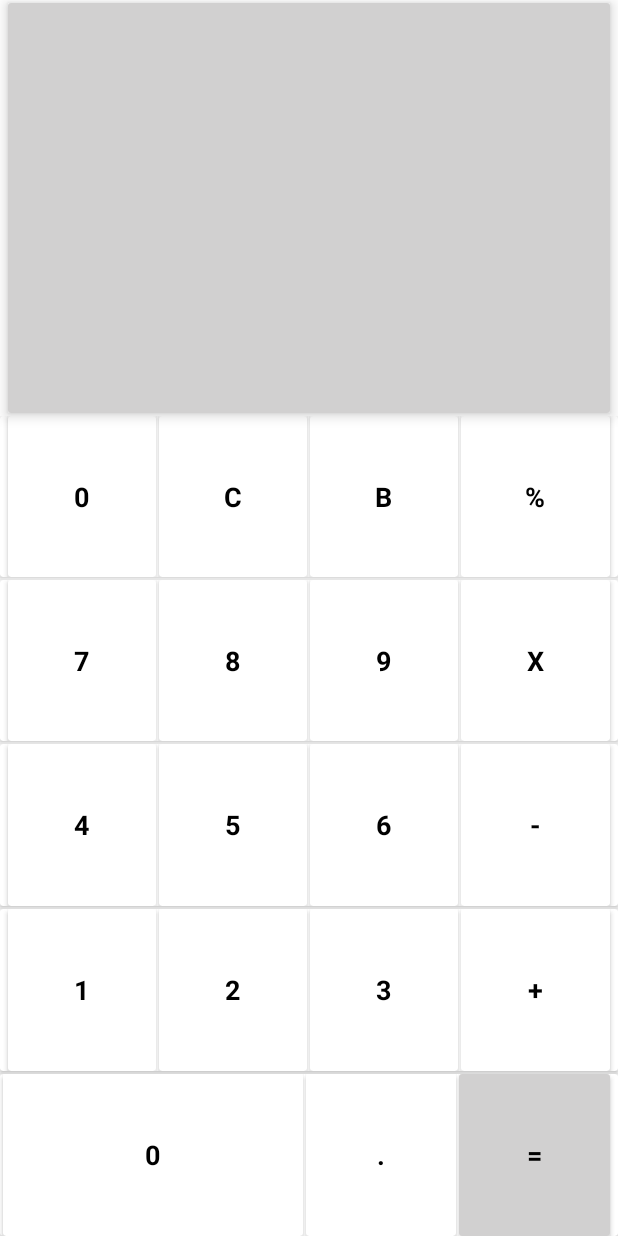
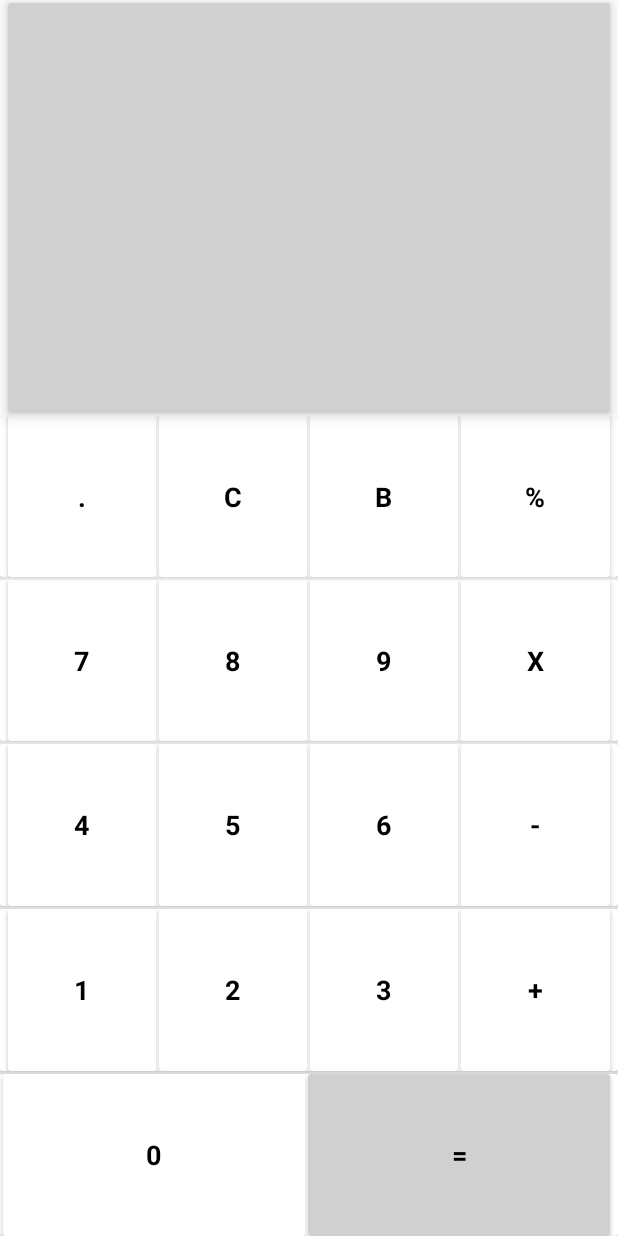
Before and after one commit to SubrotaDebnath/MVVM_Android_Java, an Android app: the screen it shows after launch (MainActivity), on a phone screen of 412 x 824 dp. Run offline under Robolectric (Android 15) with nearby library versions, the phone set to English and light mode, and no system bars.

Commit message:
check character shown

```diff
--- a/app/build.gradle
+++ b/app/build.gradle
@@ -36,4 +36,7 @@ dependencies {
     testImplementation 'junit:junit:4.+'
     androidTestImplementation 'androidx.test.ext:junit:1.1.2'
     androidTestImplementation 'androidx.test.espresso:espresso-core:3.3.0'
+    def lifecycle_version = "2.2.0"
+    // ViewModel
+    implementation "androidx.lifecycle:lifecycle-viewmodel:$lifecycle_version"
 }
--- a/app/src/main/res/layout/activity_main.xml
+++ b/app/src/main/res/layout/activity_main.xml
@@ -28,14 +28,14 @@
                 android:id="@+id/inputText"
                 android:layout_width="match_parent"
                 android:layout_height="0dp"
+                android:layout_gravity="center_vertical"
                 android:layout_weight="1"
-                android:layout_gravity="center_vertical"
+                android:background="@color/gray"
                 android:gravity="center_vertical"
-                android:background="@color/gray"
-                android:maxLines="1"
+                android:maxLines="4"
                 android:padding="5dp"
                 android:textColor="@color/black"
-                android:textSize="14dp"
+                android:textSize="16dp"
                 android:textStyle="normal"
                 tools:text="Calculetor" />
 
@@ -72,20 +72,21 @@
                 android:layout_height="match_parent"
                 android:orientation="horizontal">
                 <androidx.cardview.widget.CardView
-                    android:id="@+id/isNull"
+                    android:id="@+id/dot"
                     android:layout_width="0dp"
                     android:layout_height="match_parent"
                     android:layout_weight="1"
                     android:elevation="5dp"
-                    android:layout_marginStart="5dp">
+                    android:layout_marginStart="5dp"
+                    android:onClick="onKeyPress">
 
                     <TextView
-                        android:layout_width="wrap_content"
-                        android:layout_height="wrap_content"
+                        android:layout_width="match_parent"
+                        android:layout_height="match_parent"
                         android:layout_gravity="center"
                         android:gravity="center"
                         android:padding="8dp"
-                        android:text="\0"
+                        android:text="."
                         android:textColor="@color/black"
                         android:textSize="18dp"
                         android:textStyle="bold" />
@@ -96,11 +97,12 @@
                     android:layout_weight="1"
                     android:layout_height="match_parent"
                     android:elevation="5dp"
-                    android:layout_marginStart="2dp">
+                    android:layout_marginStart="2dp"
+                    android:onClick="onKeyPress">
 
                     <TextView
-                        android:layout_width="wrap_content"
-                        android:layout_height="wrap_content"
+                        android:layout_width="match_parent"
+                        android:layout_height="match_parent"
                         android:layout_gravity="center"
                         android:gravity="center"
                         android:padding="8dp"
@@ -115,7 +117,8 @@
                     android:layout_weight="1"
                     android:layout_height="match_parent"
                     android:elevation="5dp"
-                    android:layout_marginStart="2dp">
+                    android:layout_marginStart="2dp"
+                    android:onClick="onKeyPress">
 
                     <TextView
                         android:layout_width="wrap_content"
@@ -135,7 +138,8 @@
                     android:layout_height="match_parent"
                     android:elevation="5dp"
                     android:layout_marginStart="2dp"
-                    android:layout_marginEnd="5dp">
+                    android:layout_marginEnd="5dp"
+                    android:onClick="onKeyPress">
 
                     <TextView
                         android:layout_width="wrap_content"
@@ -166,7 +170,8 @@
                     android:layout_height="match_parent"
                     android:layout_weight="1"
                     android:elevation="5dp"
-                    android:layout_marginStart="5dp">
+                    android:layout_marginStart="5dp"
+                    android:onClick="onKeyPress">
 
                     <TextView
                         android:layout_width="wrap_content"
@@ -185,7 +190,8 @@
                     android:layout_weight="1"
                     android:layout_height="match_parent"
                     android:elevation="5dp"
-                    android:layout_marginStart="2dp">
+                    android:layout_marginStart="2dp"
+                    android:onClick="onKeyPress">
 
                     <TextView
                         android:layout_width="wrap_content"
@@ -204,7 +210,8 @@
                     android:layout_weight="1"
                     android:layout_height="match_parent"
                     android:elevation="5dp"
-                    android:layout_marginStart="2dp">
+                    android:layout_marginStart="2dp"
+                    android:onClick="onKeyPress">
 
                     <TextView
                         android:layout_width="wrap_content"
@@ -224,11 +231,12 @@
                     android:layout_height="match_parent"
                     android:elevation="5dp"
                     android:layout_marginStart="2dp"
-                    android:layout_marginEnd="5dp">
+                    android:layout_marginEnd="5dp"
+                    android:onClick="onKeyPress">
 
                     <TextView
-                        android:layout_width="wrap_content"
-                        android:layout_height="wrap_content"
+                        android:layout_width="match_parent"
+                        android:layout_height="match_parent"
                         android:layout_gravity="center"
                         android:gravity="center"
                         android:padding="8dp"
@@ -255,7 +263,8 @@
                     android:layout_height="match_parent"
                     android:layout_weight="1"
                     android:elevation="5dp"
-                    android:layout_marginStart="5dp">
+                    android:layout_marginStart="5dp"
+                    android:onClick="onKeyPress">
 
                     <TextView
                         android:layout_width="wrap_content"
@@ -274,7 +283,8 @@
                     android:layout_weight="1"
                     android:layout_height="match_parent"
                     android:elevation="5dp"
-                    android:layout_marginStart="2dp">
+                    android:layout_marginStart="2dp"
+                    android:onClick="onKeyPress">
 
                     <TextView
                         android:layout_width="wrap_content"
@@ -293,7 +303,8 @@
                     android:layout_weight="1"
                     android:layout_height="match_parent"
                     android:elevation="5dp"
-                    android:layout_marginStart="2dp">
+                    android:layout_marginStart="2dp"
+                    android:onClick="onKeyPress">
 
                     <TextView
                         android:layout_width="wrap_content"
@@ -313,7 +324,8 @@
                     android:layout_height="match_parent"
                     android:elevation="5dp"
                     android:layout_marginStart="2dp"
-                    android:layout_marginEnd="5dp">
+                    android:layout_marginEnd="5dp"
+                    android:onClick="onKeyPress">
 
                     <TextView
                         android:layout_width="wrap_content"
@@ -344,7 +356,8 @@
                     android:layout_height="match_parent"
                     android:layout_weight="1"
                     android:elevation="5dp"
-                    android:layout_marginStart="5dp">
+                    android:layout_marginStart="5dp"
+                    android:onClick="onKeyPress">
 
                     <TextView
                         android:layout_width="wrap_content"
@@ -363,7 +376,8 @@
                     android:layout_weight="1"
                     android:layout_height="match_parent"
                     android:elevation="5dp"
-                    android:layout_marginStart="2dp">
+                    android:layout_marginStart="2dp"
+                    android:onClick="onKeyPress">
 
                     <TextView
                         android:layout_width="wrap_content"
@@ -382,7 +396,8 @@
                     android:layout_weight="1"
                     android:layout_height="match_parent"
                     android:elevation="5dp"
-                    android:layout_marginStart="2dp">
+                    android:layout_marginStart="2dp"
+                    android:onClick="onKeyPress">
 
                     <TextView
                         android:layout_width="wrap_content"
@@ -402,7 +417,8 @@
                     android:layout_height="match_parent"
                     android:elevation="5dp"
                     android:layout_marginStart="2dp"
-                    android:layout_marginEnd="5dp">
+                    android:layout_marginEnd="5dp"
+                    android:onClick="onKeyPress">
 
                     <TextView
                         android:layout_width="wrap_content"
@@ -430,10 +446,11 @@
                 <androidx.cardview.widget.CardView
                     android:id="@+id/zero"
                     android:layout_width="0dp"
-                    android:layout_weight="2"
+                    android:layout_weight="1"
                     android:layout_height="match_parent"
                     android:elevation="5dp"
-                    android:layout_marginStart="2dp">
+                    android:layout_marginStart="2dp"
+                    android:onClick="onKeyPress">
 
                     <TextView
                         android:layout_width="wrap_content"
@@ -447,32 +464,14 @@
                         android:textStyle="bold" />
                 </androidx.cardview.widget.CardView>
                 <androidx.cardview.widget.CardView
-                    android:id="@+id/dot"
-                    android:layout_width="0dp"
-                    android:layout_weight="1"
-                    android:layout_height="match_parent"
-                    android:elevation="5dp"
-                    android:layout_marginStart="2dp">
-
-                    <TextView
-                        android:layout_width="match_parent"
-                        android:layout_height="match_parent"
-                        android:layout_gravity="center"
-                        android:gravity="center"
-                        android:padding="8dp"
-                        android:text="."
-                        android:textColor="@color/black"
-                        android:textSize="18dp"
-                        android:textStyle="bold" />
-                </androidx.cardview.widget.CardView>
-                <androidx.cardview.widget.CardView
                     android:id="@+id/equal"
                     android:layout_width="0dp"
                     android:layout_weight="1"
                     android:layout_height="match_parent"
                     android:elevation="5dp"
                     android:layout_marginStart="2dp"
-                    android:layout_marginEnd="5dp">
+                    android:layout_marginEnd="5dp"
+                    android:onClick="onKeyPress">
 
                     <TextView
                         android:layout_width="match_parent"
```
Also changed, not shown: app/src/main/java/subrota/shuvro/mvvm_android_java/View/MainActivity.java (+86 -0 lines), app/src/main/java/subrota/shuvro/mvvm_android_java/ViewModel/MainViewModel.java (+35 -1 lines).
